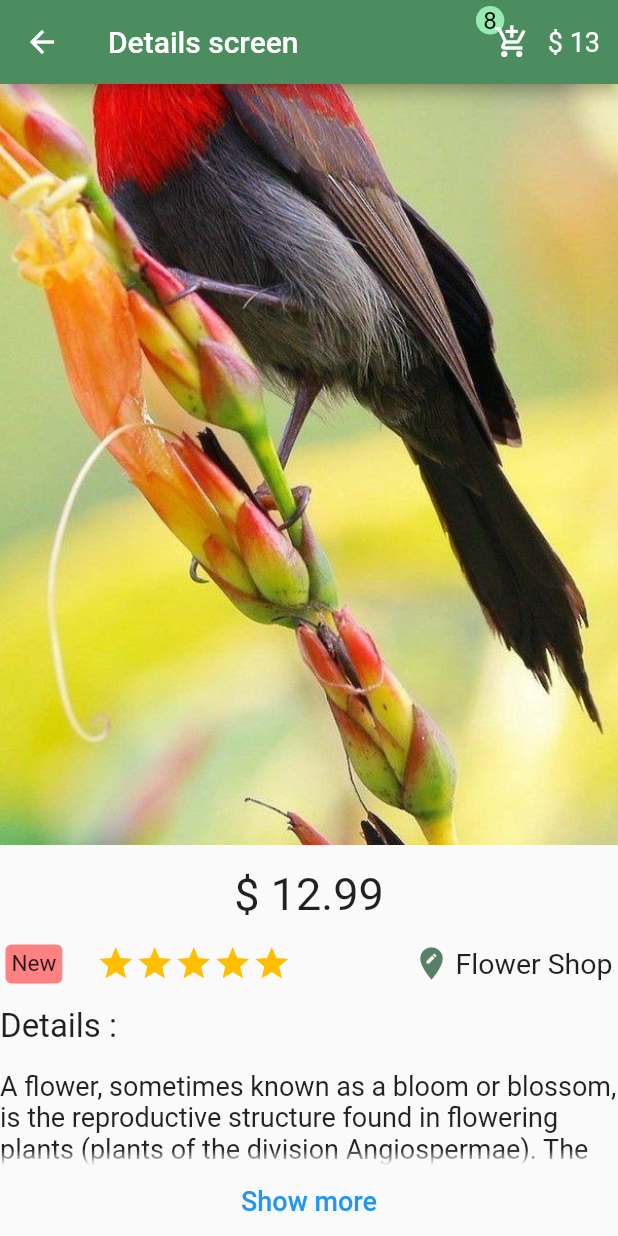
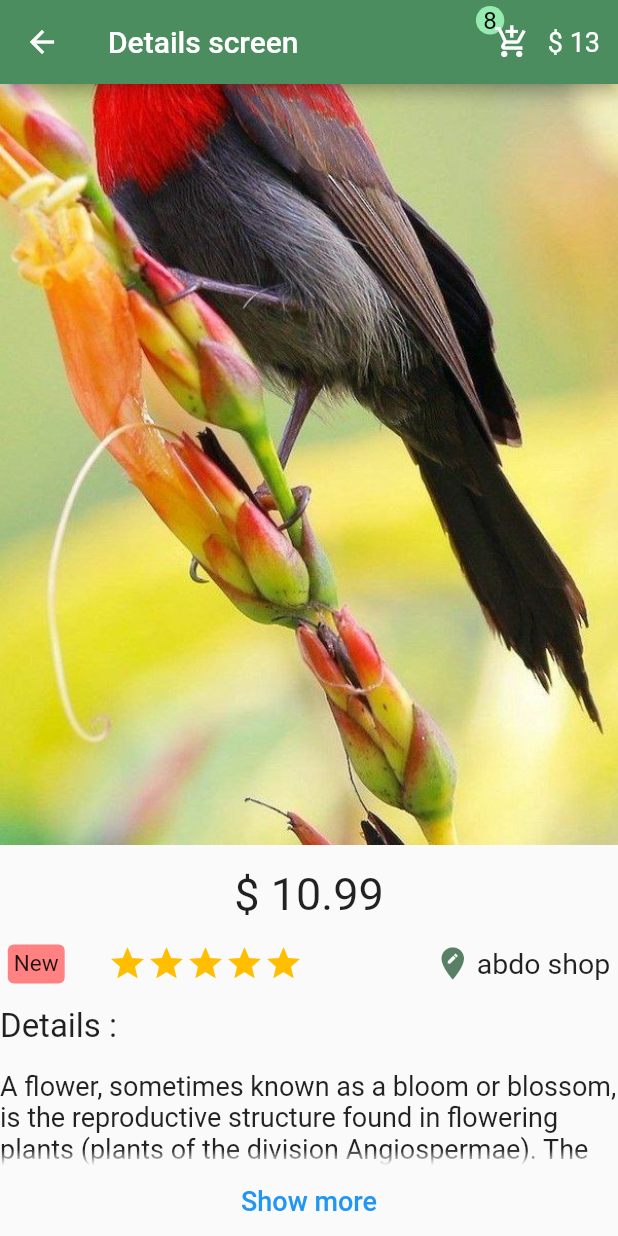
Before and after one commit to abdorady2022001/Electronic_shop, a Flutter app: the Details screen opened directly with sample values from the repository, scrolled down 315 dp, on a phone screen of 412 x 824 dp. Run offline on Flutter 3.47's test engine with Material 2 defaults, Android fonts, the phone set to English and light mode, and no system bars.

Commit message:
location the product

```diff
--- a/lib/model/item.dart
+++ b/lib/model/item.dart
@@ -1,18 +1,22 @@
 class Item {
   String imgpath;
   double price;
-  Item({required this.imgpath, required this.price});
+  String location;
+  Item(
+      {required this.imgpath,
+      required this.price,
+      this.location = "Main branch"});
 }
 
 final List<Item> items = [
-  Item(price: 10.99, imgpath: "assets/img/s1.jpg"),
-  Item(price: 10.99, imgpath: "assets/img/s6.jpg"),
-  Item(price: 10.99, imgpath: "assets/img/s2.jpg"),
-  Item(price: 10.99, imgpath: "assets/img/s7.jpg"),
-  Item(price: 10.99, imgpath: "assets/img/s3.jpg"),
-  Item(price: 10.99, imgpath: "assets/img/s8.jpg"),
-  Item(price: 10.99, imgpath: "assets/img/s4.jpg"),
-  Item(price: 10.99, imgpath: "assets/img/s9.jpg"),
-  Item(price: 10.99, imgpath: "assets/img/s5.jpg"),
-  Item(price: 10.99, imgpath: "assets/img/s10.jpg"),
+  Item(price: 10.99, imgpath: "assets/img/s1.jpg", location: "abdo shop"),
+  Item(price: 20.99, imgpath: "assets/img/s6.jpg", location: "ahmed shop"),
+  Item(price: 50.99, imgpath: "assets/img/s2.jpg", location: "abdoo shop"),
+  Item(price: 24.99, imgpath: "assets/img/s7.jpg", location: "abdo2 shop"),
+  Item(price: 100.99, imgpath: "assets/img/s3.jpg", location: "abd0o shop"),
+  Item(price: 150.99, imgpath: "assets/img/s8.jpg", location: "3bdo shop"),
+  Item(price: 14.99, imgpath: "assets/img/s4.jpg", location: "abdo shop"),
+  Item(price: 19.99, imgpath: "assets/img/s9.jpg", location: "abdo shop"),
+  Item(price: 129.99, imgpath: "assets/img/s5.jpg", location: "abdo shop"),
+  Item(price: 14.99, imgpath: "assets/img/s10.jpg", location: "abdo shop"),
 ];
--- a/lib/pages/details_screen.dart
+++ b/lib/pages/details_screen.dart
@@ -64,7 +64,7 @@ class _DetailsState extends State<Details> {
                 height: 15,
               ),
               Text(
-                "\$ 12.99",
+                "\$ ${widget.product.price}",
                 style: TextStyle(fontSize: 30),
               ),
               SizedBox(
@@ -130,7 +130,7 @@ class _DetailsState extends State<Details> {
                         width: 3,
                       ),
                       Text(
-                        "Flower Shop",
+                        widget.product.location,
                         style: TextStyle(fontSize: 19),
                       ),
                     ],
```
